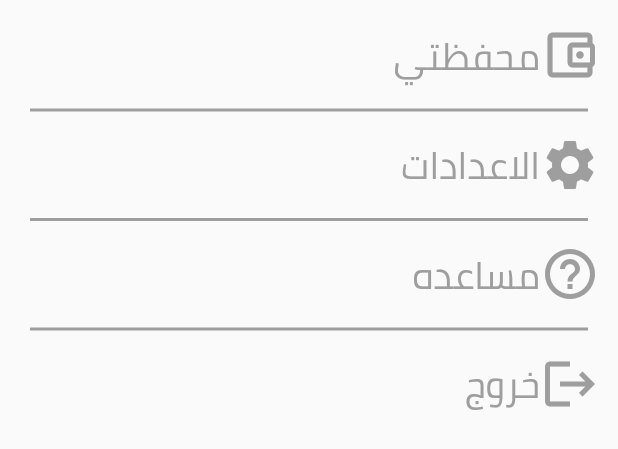
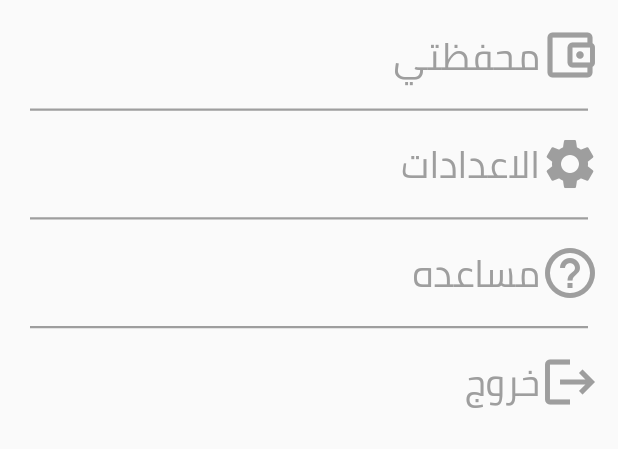
Before and after one commit to MFrankestien/lam3a, a Flutter app: the Profile widget shown alone on an empty page, opened directly, on a phone screen of 412 x 824 dp. Shown: the part 214-663 px from the top of the screen. Run offline on Flutter 3.47's test engine with Material 2 defaults, Android fonts, the phone set to English and light mode, and no system bars; our stand-ins replace flutter_svg.

```diff
--- a/lib/Screens/Profile.dart
+++ b/lib/Screens/Profile.dart
@@ -74,7 +74,7 @@ class Profile extends StatelessWidget {
               return Padding(
                 padding: const EdgeInsets.only(left:20,right:20 ),
                 child: Container(
-                  height: 2,
+                  height: 1.5,
                   width: double.infinity,
                   color: Colors.grey,
                 ),
```
